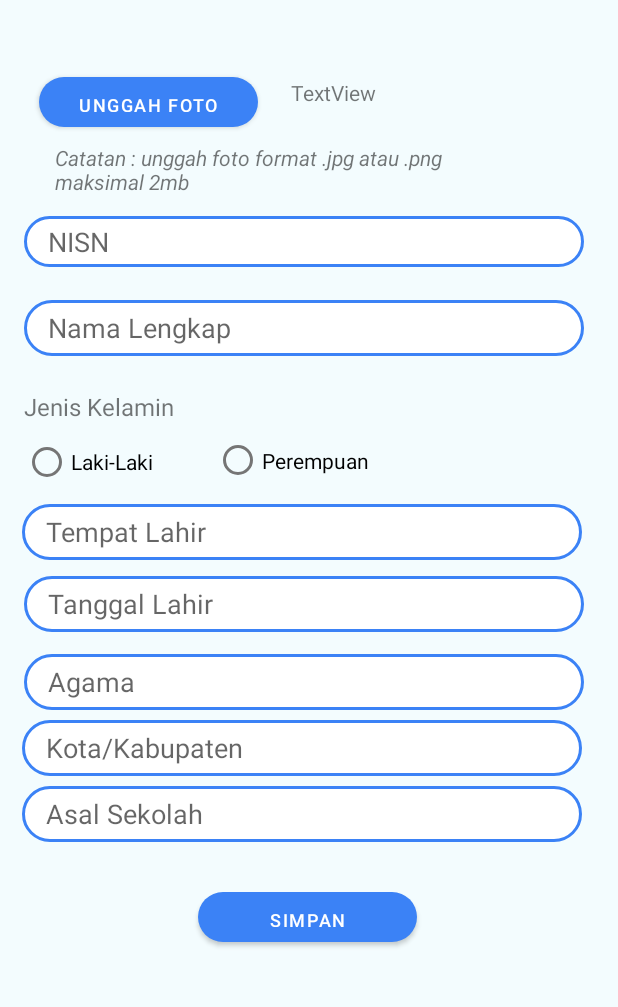
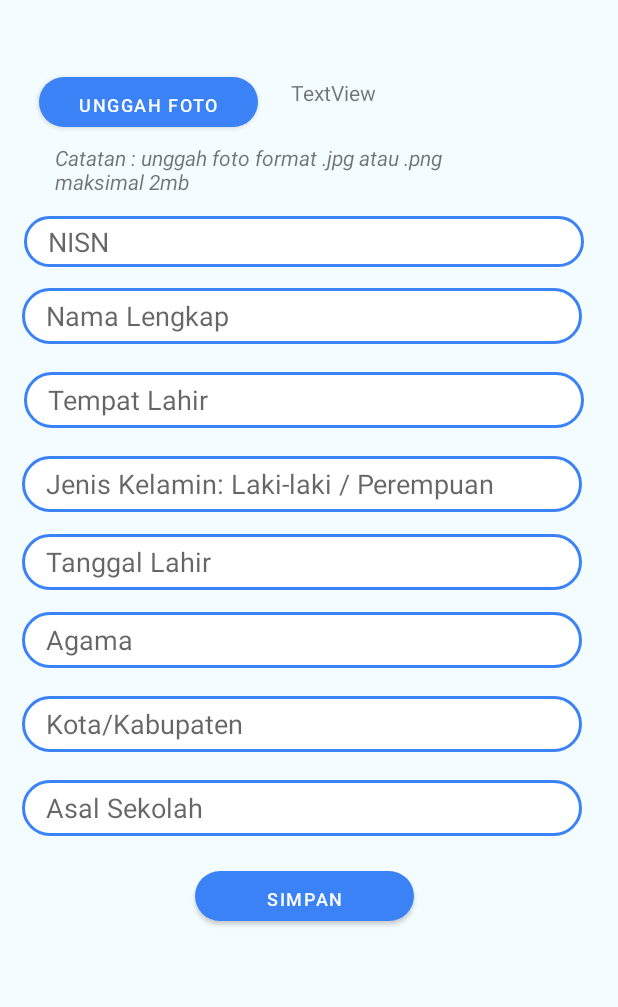
Before and after one commit to thoriqadillah/ppdb-papb, an Android app: the dataDiri screen opened directly, with no data from a screen before it, on a phone screen of 412 x 824 dp, the part 117-1124 px from its top. Run offline under Robolectric (Android 15) with nearby library versions, the phone set to English and light mode, and no system bars; our stand-ins replace Firebase (no records; nobody signed in at launch, a user with empty details on screens opened directly); Roboto replaces fonts that are not available here.

Commit message:
data diri

```diff
--- a/app/src/main/java/com/example/ppdb/LoginActivity.java
+++ b/app/src/main/java/com/example/ppdb/LoginActivity.java
@@ -51,7 +51,7 @@ public class LoginActivity extends AppCompatActivity implements View.OnClickList
 
                 if (siswa.isEmailVerified()) {
 //                    Intent intent = new Intent(LoginActivity.this, HalamanUtama.class);
-                    Intent intent = new Intent(LoginActivity.this, dataDiri.class);
+                    Intent intent = new Intent(LoginActivity.this, inputNilai.class);
                     startActivity(intent);
                     finish();
                 } else {
--- a/app/src/main/java/com/example/ppdb/dataDiri.java
+++ b/app/src/main/java/com/example/ppdb/dataDiri.java
@@ -31,11 +31,9 @@ import com.google.firebase.storage.UploadTask;
 
 public class dataDiri extends AppCompatActivity  implements View.OnClickListener {
 
-    EditText inputNISN, inputNamalkp, inputTempatLahir, inputTanggalLahir, inputAgama, inputKota, inputAsalSekolah;
+    EditText inputNISN, inputNamalkp, inputTempatLahir, inputTanggalLahir, inputjenis, inputAgama, inputKota, inputAsalSekolah;
     TextView tvFoto;
     Button btnImgFoto, btnSimpanDataDiri;
-    RadioGroup opsi;
-    RadioButton RadioButton1, RadioButton2;
     private static final int RC_FOTO = 0;
     public Uri imageUriFoto;
 
@@ -58,10 +56,9 @@ public class dataDiri extends AppCompatActivity  implements View.OnClickListener
 
         inputNISN = findViewById(R.id.inputNISN);
         inputNamalkp = findViewById(R.id.inputNamalkp);
-        RadioButton1 = (RadioButton) findViewById(R.id.laki);
-        RadioButton2 = (RadioButton) findViewById(R.id.perempuan);
         inputTempatLahir = findViewById(R.id.inputTempatLahir);
         inputTanggalLahir = findViewById(R.id.inputTanggalLahir);
+        inputjenis = findViewById(R.id.inputjenis);
         inputAgama = findViewById(R.id.inputAgama);
         inputKota = findViewById(R.id.inputKota);
         inputAsalSekolah = findViewById(R.id.inputAsalSekolah);
--- a/app/src/main/res/layout/activity_datadiri.xml
+++ b/app/src/main/res/layout/activity_datadiri.xml
@@ -90,10 +90,10 @@
                 app:backgroundTint="@null"
                 app:layout_constraintBottom_toBottomOf="parent"
                 app:layout_constraintEnd_toEndOf="parent"
-                app:layout_constraintHorizontal_bias="0.412"
+                app:layout_constraintHorizontal_bias="0.406"
                 app:layout_constraintStart_toStartOf="parent"
                 app:layout_constraintTop_toTopOf="parent"
-                app:layout_constraintVertical_bias="0.694" />
+                app:layout_constraintVertical_bias="0.677" />
 
             <TextView
                 android:id="@+id/textView4"
@@ -128,14 +128,46 @@
                 app:layout_constraintTop_toTopOf="parent" />
 
             <EditText
+                android:id="@+id/inputjenis"
+                android:layout_width="373dp"
+                android:layout_height="37dp"
+                android:layout_marginTop="268dp"
+                android:background="@drawable/inputdesign"
+                android:ems="10"
+                android:fontFamily="sans-serif"
+                android:hint="Jenis Kelamin: Laki-laki / Perempuan"
+                android:inputType="textPersonName"
+                android:paddingStart="16dp"
+                app:layout_constraintEnd_toEndOf="parent"
+                app:layout_constraintHorizontal_bias="0.161"
+                app:layout_constraintStart_toStartOf="parent"
+                app:layout_constraintTop_toTopOf="parent" />
+
+            <EditText
                 android:id="@+id/inputNamalkp"
                 android:layout_width="373dp"
                 android:layout_height="37dp"
-                android:layout_marginTop="164dp"
+                android:layout_marginTop="156dp"
                 android:background="@drawable/inputdesign"
                 android:ems="10"
                 android:fontFamily="sans-serif"
                 android:hint="Nama Lengkap"
+                android:inputType="textPersonName"
+                android:paddingStart="16dp"
+                app:layout_constraintEnd_toEndOf="parent"
+                app:layout_constraintHorizontal_bias="0.161"
+                app:layout_constraintStart_toStartOf="parent"
+                app:layout_constraintTop_toTopOf="parent" />
+
+            <EditText
+                android:id="@+id/inputTempatLahir"
+                android:layout_width="373dp"
+                android:layout_height="37dp"
+                android:layout_marginTop="212dp"
+                android:background="@drawable/inputdesign"
+                android:ems="10"
+                android:fontFamily="sans-serif"
+                android:hint="Tempat Lahir"
                 android:inputType="textPersonName"
                 android:paddingStart="16dp"
                 app:layout_constraintEnd_toEndOf="parent"
@@ -144,14 +176,14 @@
                 app:layout_constraintTop_toTopOf="parent" />
 
             <EditText
-                android:id="@+id/inputTempatLahir"
+                android:id="@+id/inputTanggalLahir"
                 android:layout_width="373dp"
                 android:layout_height="37dp"
-                android:layout_marginTop="300dp"
+                android:layout_marginTop="320dp"
                 android:background="@drawable/inputdesign"
                 android:ems="10"
                 android:fontFamily="sans-serif"
-                android:hint="Tempat Lahir"
+                android:hint="Tanggal Lahir"
                 android:inputType="textPersonName"
                 android:paddingStart="16dp"
                 app:layout_constraintEnd_toEndOf="parent"
@@ -160,26 +192,10 @@
                 app:layout_constraintTop_toTopOf="parent" />
 
             <EditText
-                android:id="@+id/inputTanggalLahir"
-                android:layout_width="373dp"
-                android:layout_height="37dp"
-                android:layout_marginTop="348dp"
-                android:background="@drawable/inputdesign"
-                android:ems="10"
-                android:fontFamily="sans-serif"
-                android:hint="Tanggal Lahir"
-                android:inputType="textPersonName"
-                android:paddingStart="16dp"
-                app:layout_constraintEnd_toEndOf="parent"
-                app:layout_constraintHorizontal_bias="0.172"
-                app:layout_constraintStart_toStartOf="parent"
-                app:layout_constraintTop_toTopOf="parent" />
-
-            <EditText
                 android:id="@+id/inputAgama"
                 android:layout_width="373dp"
                 android:layout_height="37dp"
-                android:layout_marginTop="400dp"
+                android:layout_marginTop="372dp"
                 android:background="@drawable/inputdesign"
                 android:ems="10"
                 android:fontFamily="sans-serif"
@@ -187,15 +203,16 @@
                 android:inputType="textPersonName"
                 android:paddingStart="16dp"
                 app:layout_constraintEnd_toEndOf="parent"
-                app:layout_constraintHorizontal_bias="0.172"
+                app:layout_constraintHorizontal_bias="0.161"
                 app:layout_constraintStart_toStartOf="parent"
                 app:layout_constraintTop_toTopOf="parent" />
+
 
             <EditText
                 android:id="@+id/inputKota"
                 android:layout_width="373dp"
                 android:layout_height="37dp"
-                android:layout_marginTop="444dp"
+                android:layout_marginTop="428dp"
                 android:background="@drawable/inputdesign"
                 android:ems="10"
                 android:fontFamily="sans-serif"
@@ -211,7 +228,7 @@
                 android:id="@+id/inputAsalSekolah"
                 android:layout_width="373dp"
                 android:layout_height="37dp"
-                android:layout_marginTop="488dp"
+                android:layout_marginTop="484dp"
                 android:background="@drawable/inputdesign"
                 android:ems="10"
                 android:fontFamily="sans-serif"
@@ -220,51 +237,6 @@
                 android:paddingStart="16dp"
                 app:layout_constraintEnd_toEndOf="parent"
                 app:layout_constraintHorizontal_bias="0.161"
-                app:layout_constraintStart_toStartOf="parent"
-                app:layout_constraintTop_toTopOf="parent" />
-
-            <TextView
-                android:id="@+id/tvjeniskelamin"
-                android:layout_width="wrap_content"
-                android:layout_height="wrap_content"
-                android:layout_marginTop="224dp"
-                android:fontFamily="sans-serif"
-                android:text="Jenis Kelamin"
-                android:textSize="16dp"
-                app:layout_constraintEnd_toEndOf="parent"
-                app:layout_constraintHorizontal_bias="0.043"
-                app:layout_constraintStart_toStartOf="parent"
-                app:layout_constraintTop_toTopOf="parent" />
-
-            <RadioGroup
-                android:id="@+id/opsi"
-                android:layout_width="match_parent"
-                android:layout_height="wrap_content"
-                android:orientation="vertical"
-                app:layout_constraintBottom_toTopOf="@+id/inputTempatLahir"
-                app:layout_constraintStart_toStartOf="@+id/tvjeniskelamin">
-
-            </RadioGroup>
-
-            <RadioButton
-                android:id="@+id/laki"
-                android:layout_width="110dp"
-                android:layout_height="48dp"
-                android:layout_marginTop="248dp"
-                android:text="Laki-Laki"
-                app:layout_constraintEnd_toEndOf="parent"
-                app:layout_constraintHorizontal_bias="0.044"
-                app:layout_constraintStart_toStartOf="parent"
-                app:layout_constraintTop_toTopOf="parent" />
-
-            <RadioButton
-                android:id="@+id/perempuan"
-                android:layout_width="135dp"
-                android:layout_height="46dp"
-                android:layout_marginTop="248dp"
-                android:text="Perempuan"
-                app:layout_constraintEnd_toEndOf="parent"
-                app:layout_constraintHorizontal_bias="0.432"
                 app:layout_constraintStart_toStartOf="parent"
                 app:layout_constraintTop_toTopOf="parent" />
 
```
